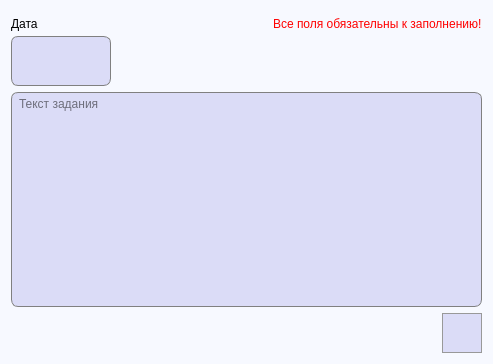
Old version of the form AddTask.ui in the repository FediiBohdan/TechService.
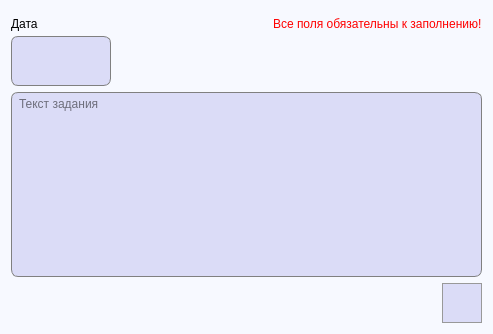
New version of the form. Icons and pictures are not drawn.

```diff
--- a/AddTask.ui
+++ b/AddTask.ui
@@ -7,7 +7,7 @@
     <x>0</x>
     <y>0</y>
     <width>493</width>
-    <height>364</height>
+    <height>334</height>
    </rect>
   </property>
   <property name="windowTitle">
```
